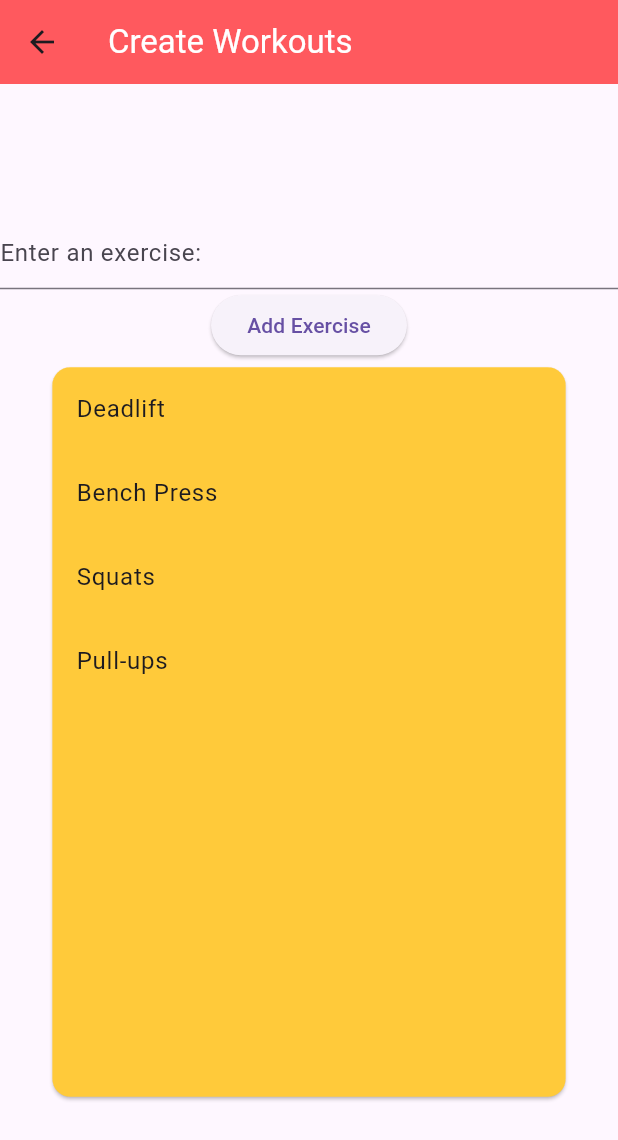
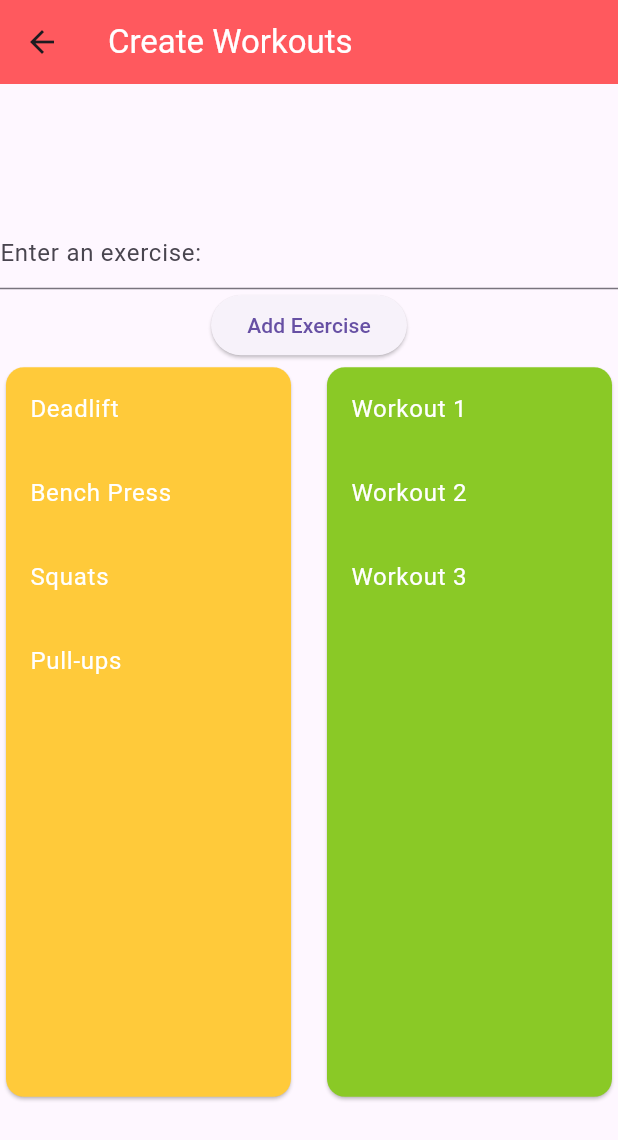
Before and after one commit to BenSwift1/GymApplication, a Flutter app: the createWorkouts screen opened directly, on a phone screen of 412 x 824 dp. Shown: the top 1140 px of the screen. Run offline on Flutter 3.47's test engine with Material 3 defaults, Android fonts, the phone set to English and light mode, and no system bars; our stand-ins replace firebase_auth; missing offline and left inert: dart:ffi; accounts and stored records are empty.

Commit message:
Added more workout functionality

```diff
--- a/gym_app/lib/create_workout.dart
+++ b/gym_app/lib/create_workout.dart
@@ -19,6 +19,12 @@ class _CreateWorkoutsState extends State<createWorkouts> {
     'Pull-ups'
   ];
 
+  final List<String> workouts = [
+    'Workout 1',
+    'Workout 2',
+    'Workout 3',
+  ];
+
   TextEditingController myController = TextEditingController();
 
   @override
@@ -37,7 +43,7 @@ class _CreateWorkoutsState extends State<createWorkouts> {
           TextField(
             controller: myController,
             decoration: InputDecoration(
-              border: UnderlineInputBorder(),
+              border: const UnderlineInputBorder(),
               hintText: 'Enter an exercise:',
             ),
           ),
@@ -50,22 +56,71 @@ class _CreateWorkoutsState extends State<createWorkouts> {
             },
             child: const Text('Add Exercise'),
           ),
-          ConstrainedBox(
-            constraints: BoxConstraints.expand(
-              height: MediaQuery.of(context).size.height * 0.60,
-              width: MediaQuery.of(context).size.width * 0.85,
+          Row(
+            mainAxisAlignment: MainAxisAlignment.center,
+            children: [
+              Expanded(
+                child: Container(
+                  constraints: BoxConstraints(
+                    maxWidth: MediaQuery.of(context).size.width * 0.60,
+                    maxHeight: MediaQuery.of(context).size.height * 0.60,
                   ),
                   child: Card(
                     color: const Color.fromRGBO(255, 202, 58, 1),
                     child: ListView.builder(
                       itemCount: exercises.length,
                       itemBuilder: (context, index) {
-                  return ListTile(
-                    title: Text(exercises[index]),
+                        return GestureDetector(
+                          onTap: () {
+                            // Handle click on exercise
+                            print('Clicked on exercise: ${exercises[index]}');
+                          },
+                          child: ListTile(
+                            title: Text(
+                              exercises[index],
+                              style: const TextStyle(
+                                color: Colors.white,
+                              ),
+                            ),
+                          ),
                         );
                       },
                     ),
                   ),
+                ),
+              ),
+              const SizedBox(width: 16),
+              Expanded(
+                child: Container(
+                  constraints: BoxConstraints(
+                    maxWidth: MediaQuery.of(context).size.width * 0.35,
+                    maxHeight: MediaQuery.of(context).size.height * 0.60,
+                  ),
+                  child: Card(
+                    color: Color.fromRGBO(138, 201, 38, 1),
+                    child: ListView.builder(
+                      itemCount: workouts.length,
+                      itemBuilder: (context, index) {
+                        // Allows you to click an item in the list
+                        return GestureDetector(
+                          onTap: () {
+                            print('Clicked on workout: ${workouts[index]}');
+                          },
+                          child: ListTile(
+                            title: Text(
+                              workouts[index],
+                              style: const TextStyle(
+                                color: Colors.white,
+                              ),
+                            ),
+                          ),
+                        );
+                      },
+                    ),
+                  ),
+                ),
+              ),
+            ],
           ),
         ],
       ),
```
Lines whose indentation alone changed are shown as unchanged.
